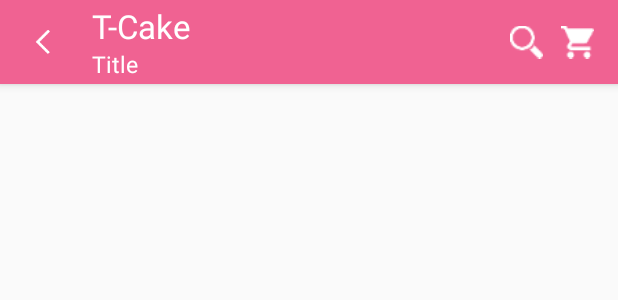
After one commit to hiephm95/ProjectCakeMaker, an Android app: the layout activity_event.xml on its own in the app's theme, with its tools: preview values and no code run, on a phone screen of 412 x 824 dp. The commit adds this screen. Shown: the top 300 px of the screen. Run offline under Robolectric (Android 15) with nearby library versions, the phone set to English and light mode, and no system bars.

Commit message:
Update layout

```diff
--- a/app/src/main/java/com/example/hoanghiep/projectcakemaker/adapter/RecyclerViewCartAdapter.java
+++ b/app/src/main/java/com/example/hoanghiep/projectcakemaker/adapter/RecyclerViewCartAdapter.java
@@ -121,5 +121,6 @@ public class RecyclerViewCartAdapter extends RecyclerView.Adapter<RecyclerViewCa
     public void removeItem(int position) {
         myCart.remove(position);
         notifyItemRemoved(position);
+        notifyItemRangeChanged(position,myCart.size());
     }
 }
--- a/app/src/main/java/com/example/hoanghiep/projectcakemaker/adapter/RecyclerViewHomeAdapter.java
+++ b/app/src/main/java/com/example/hoanghiep/projectcakemaker/adapter/RecyclerViewHomeAdapter.java
@@ -37,9 +37,11 @@ public class RecyclerViewHomeAdapter extends RecyclerView.Adapter<RecyclerViewHo
     public void onBindViewHolder(MyViewHolder holder, int position) {
         holder.tvName.setText(products.get(position).getName());
         holder.tvPrice.setText(String.valueOf(products.get(position).getPrice()));
-        ImageLoader.getInstance().displayImage(products.get(position).getPicturesList().get(0).getFile().getUrl(), holder.ivProductMore);
+        //ImageLoader.getInstance().displayImage(products.get(position).getPicturesList().get(0).getFile().getUrl(), holder.ivProductMore);
 
-
+        if (!products.get(position).getPicturesList().isEmpty()) {
+            ImageLoader.getInstance().displayImage(products.get(position).getPicturesList().get(0).getFile().getUrl(), holder.ivProductMore);
+        }
     }
 
     @Override
--- a/app/src/main/java/com/example/hoanghiep/projectcakemaker/fragment/HomeFragment.java
+++ b/app/src/main/java/com/example/hoanghiep/projectcakemaker/fragment/HomeFragment.java
@@ -50,7 +50,7 @@ public class HomeFragment extends Fragment implements ViewPager.OnPageChangeList
             root = inflater.inflate(R.layout.fragment_home, container, false);
             recyclerView = (RecyclerView) root.findViewById(R.id.rvCake);
 //            final RelativeLayout relativeLayout = (RelativeLayout) root.findViewById(R.id.layoutHome);
-            recyclerView.setLayoutManager(new GridLayoutManager(getActivity(), 3));
+            recyclerView.setLayoutManager(new GridLayoutManager(getActivity(), 2));
             recyclerView.setHasFixedSize(true);
             initView();
             ProductAsync productAsync = new ProductAsync(getActivity());
--- /dev/null
+++ b/app/src/main/res/layout/activity_event.xml
@@ -0,0 +1,76 @@
+<?xml version="1.0" encoding="utf-8"?>
+<LinearLayout xmlns:android="http://schemas.android.com/apk/res/android"
+    android:layout_width="match_parent"
+    android:layout_height="match_parent"
+    android:orientation="vertical">
+
+    <android.support.v7.widget.Toolbar xmlns:android="http://schemas.android.com/apk/res/android"
+        android:id="@+id/toolBar"
+        android:layout_width="match_parent"
+        android:layout_height="?attr/actionBarSize"
+        android:background="@color/pink"
+        android:elevation="4dp">
+
+        <RelativeLayout
+            android:layout_width="match_parent"
+            android:layout_height="wrap_content">
+
+            <ImageView
+                android:id="@+id/ivBack"
+                android:layout_width="25dp"
+                android:layout_height="match_parent"
+                android:scaleType="centerInside"
+                android:src="@mipmap/ic_arrow_back" />
+
+            <LinearLayout
+                android:layout_width="wrap_content"
+                android:layout_height="match_parent"
+                android:gravity="left|center"
+                android:orientation="vertical"
+                android:paddingLeft="45dp">
+
+                <TextView
+                    android:layout_width="wrap_content"
+                    android:layout_height="wrap_content"
+                    android:layout_alignParentLeft="true"
+                    android:layout_gravity="center"
+                    android:text="T-Cake"
+                    android:textColor="@color/white"
+                    android:textSize="22dp" />
+
+                <TextView
+                    android:id="@+id/tvTitle"
+                    android:layout_width="wrap_content"
+                    android:layout_height="wrap_content"
+                    android:layout_gravity="left|center"
+                    android:text="Title"
+                    android:textColor="@color/white"
+                    android:textSize="15dp" />
+            </LinearLayout>
+
+            <ImageView
+                android:id="@+id/ivCart"
+                android:layout_width="22dp"
+                android:layout_height="65dp"
+                android:layout_alignParentRight="true"
+                android:layout_marginRight="16dp"
+                android:src="@mipmap/ic_cart" />
+
+
+            <ImageView
+                android:id="@+id/ivSearch"
+                android:layout_width="22dp"
+                android:layout_height="65dp"
+                android:layout_alignParentRight="true"
+                android:layout_marginRight="50dp"
+                android:src="@mipmap/ic_search" />
+
+        </RelativeLayout>
+
+    </android.support.v7.widget.Toolbar>
+
+    <FrameLayout
+        android:id="@+id/flEvent"
+        android:layout_width="match_parent"
+        android:layout_height="match_parent"></FrameLayout>
+</LinearLayout>
```
Also changed, not shown: app/src/main/AndroidManifest.xml (+11 -0 lines), app/src/main/java/com/example/hoanghiep/projectcakemaker/activity/CakeActivityItem.java (+16 -1 lines), app/src/main/java/com/example/hoanghiep/projectcakemaker/activity/EventActivity.java (added, +49 -0 lines), app/src/main/java/com/example/hoanghiep/projectcakemaker/activity/MainActivity.java (+96 -18 lines), app/src/main/java/com/example/hoanghiep/projectcakemaker/adapter/MenuAdapter.java (added, +79 -0 lines), app/src/main/java/com/example/hoanghiep/projectcakemaker/model/Screen.java (added, +27 -0 lines), app/src/main/res/layout/activity_cake_one.xml (+13 -7 lines), app/src/main/res/layout/activity_main.xml (+15 -47 lines), app/src/main/res/layout/item_cakes.xml (+4 -3 lines), app/src/main/res/layout/item_home_cakes.xml (+5 -4 lines), app/src/main/res/layout/item_menu.xml (added, +38 -0 lines), app/src/main/res/layout/toolbar.xml (+4 -11 lines), app/src/main/res/mipmap-xxxhdpi/ic_cart_menu.png (added), app/src/main/res/mipmap-xxxhdpi/ic_event_menu.png (added), 1 more files, 2 other files.
